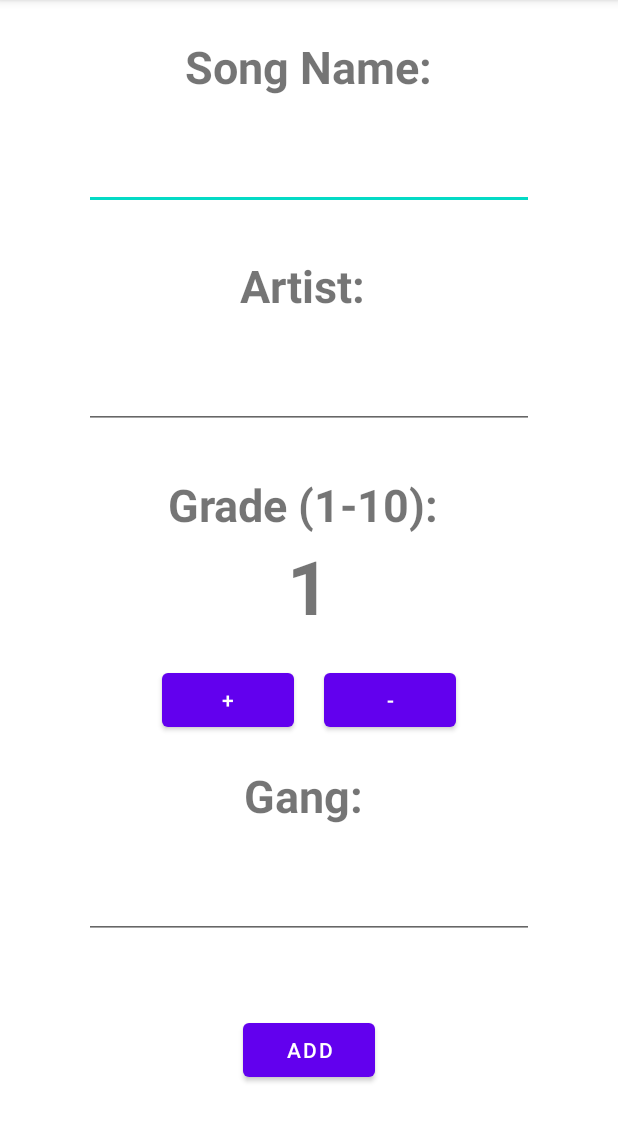
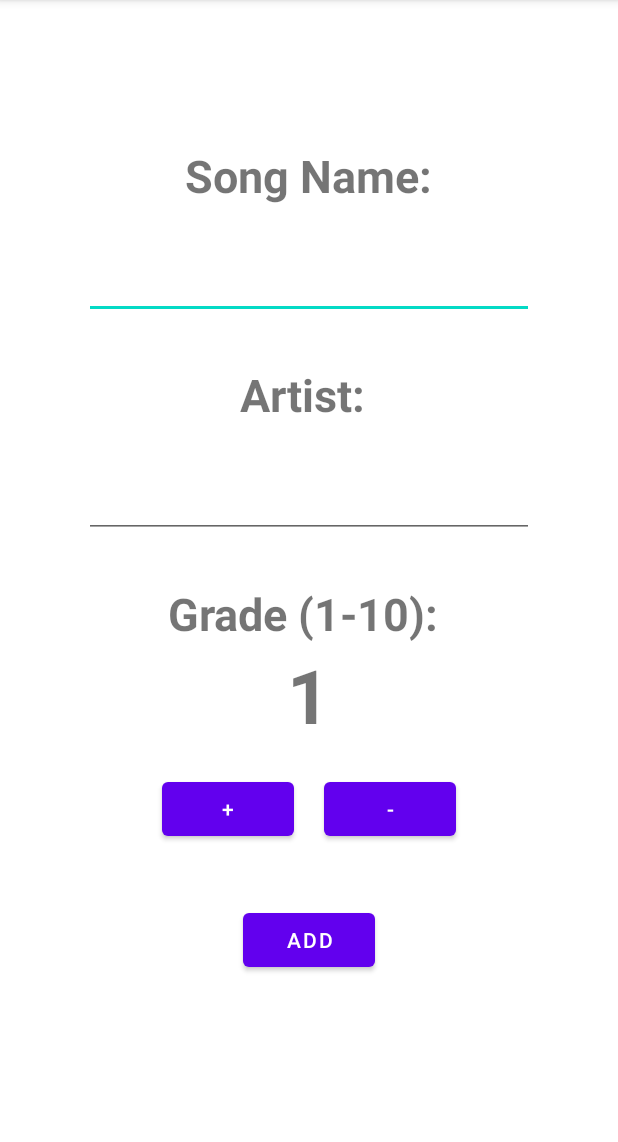
Before and after one commit to mayaorttivon/OverRated, an Android app: the MainActivity2 screen opened directly, with no data from a screen before it, after a tap on "ADD", on a phone screen of 412 x 824 dp, the part 84-1226 px from its top. Run offline under Robolectric (Android 15) with nearby library versions, the phone set to English and light mode, and no system bars; our stand-ins replace Firebase (no records; nobody signed in at launch, a user with empty details on screens opened directly).

Commit message:
Move Gang to Login Screen

```diff
--- a/app/build.gradle
+++ b/app/build.gradle
@@ -36,6 +36,7 @@ dependencies {
     implementation 'com.google.firebase:firebase-auth:21.0.6'
     implementation 'com.google.firebase:firebase-firestore:24.2.1'
     implementation 'com.google.firebase:firebase-database:20.1.0'
+    implementation 'com.google.firebase:firebase-messaging:23.1.1'
     testImplementation 'junit:junit:4.13.2'
     androidTestImplementation 'androidx.test.ext:junit:1.1.3'
     androidTestImplementation 'androidx.test.espresso:espresso-core:3.4.0'
--- a/app/src/main/java/com/example/myapplication/MainActivity2.java
+++ b/app/src/main/java/com/example/myapplication/MainActivity2.java
@@ -26,7 +26,6 @@ public class MainActivity2 extends AppCompatActivity implements View.OnClickList
 
     EditText etSongName;
     EditText etArtist;
-    EditText etGang;
     Button btnPlus;
     Button btnMinus;
     TextView tvGrade;
@@ -46,7 +45,6 @@ public class MainActivity2 extends AppCompatActivity implements View.OnClickList
     {
         etSongName = findViewById(R.id.etSongName);
         etArtist = findViewById(R.id.etArtist);
-        etGang = findViewById(R.id.etGang);
         btnPlus = findViewById(R.id.btnPlus);
         btnMinus = findViewById(R.id.btnMinus);
         btnPlus.setOnClickListener(this);
@@ -74,12 +72,8 @@ public class MainActivity2 extends AppCompatActivity implements View.OnClickList
         //must be after handling the grade
         if( view == btnAddSong )
         {
-            OverRatedSong song = new OverRatedSong(etSongName.getText().toString(), etArtist.getText().toString(), grade, etGang.getText().toString());
-            //start a service that notifies about adding a new rating for the same gang.
-            //for this example it would notify only if there are already rated songs for this gang
-            Intent intent = new Intent(this, SameGangSongAddedService.class);
-            intent.putExtra("gang", song.getGang() );
-            startService(intent);
+            OverRatedSong song = new OverRatedSong(etSongName.getText().toString(), etArtist.getText().toString(), grade, getIntent().getStringExtra("gang"));
+
             //add to the songs collection so we can use it afterwards in case we would like to display all songs.
             //maybe this is redundant and is enough at this point just to add it to the db and pull to ArraList by need.
             songs.add(song);
--- a/app/src/main/res/layout/activity_main2.xml
+++ b/app/src/main/res/layout/activity_main2.xml
@@ -73,20 +73,6 @@
             />
     </LinearLayout>
 
-    <TextView
-        android:id="@+id/tvGang"
-        android:layout_width="wrap_content"
-        android:layout_height="wrap_content"
-        android:text="Gang: "
-        android:textSize="30dp"
-        android:textStyle="bold" />
-
-    <EditText
-        android:id="@+id/etGang"
-        android:layout_width="300dp"
-        android:layout_height="wrap_content"
-        android:layout_margin="30dp"
-        />
     <Button
         android:id="@+id/btnAddSong"
         android:layout_width="wrap_content"
```
Also changed, not shown: app/src/main/java/com/example/myapplication/MainActivity.java (+23 -1 lines), app/src/main/java/com/example/myapplication/SameGangSongAddedService.java (+47 -5 lines), app/src/main/res/layout/activity_main.xml (+24 -8 lines).
